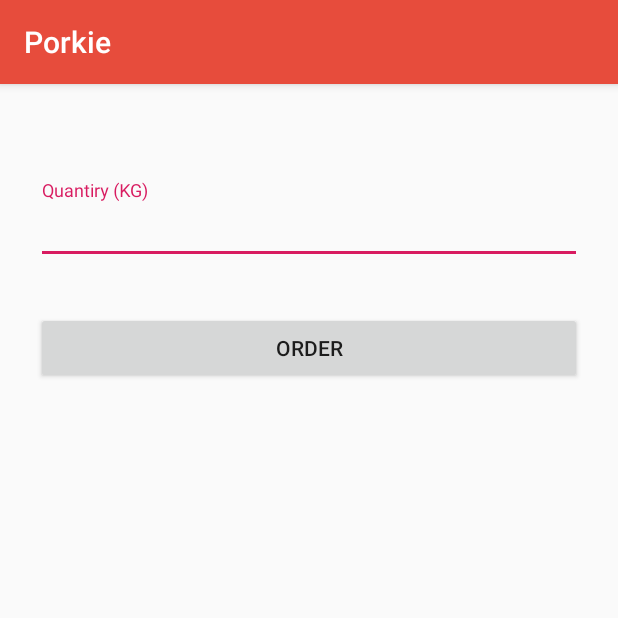
After one commit to xtianmpimbaza/porkie, an Android app: the fragment NewOrderFragment shown on its own in the app's theme, on a phone screen of 412 x 824 dp, the top half of it. The commit adds this screen. Run offline under Robolectric (Android 15) with nearby library versions, the phone set to English and light mode, and no system bars.

Commit message:
new order fragment

```diff
--- a/app/src/main/java/com/autosoftug/porkie/MainActivity.java
+++ b/app/src/main/java/com/autosoftug/porkie/MainActivity.java
@@ -77,8 +77,6 @@ public class MainActivity extends AppCompatActivity
         NavigationView navigationView = (NavigationView) findViewById(R.id.nav_view);
         navigationView.setNavigationItemSelectedListener(this);
 
-
-
     }
 
     @Override
--- /dev/null
+++ b/app/src/main/java/com/autosoftug/porkie/NewOrderFragment.java
@@ -0,0 +1,26 @@
+package com.autosoftug.porkie;
+
+
+import android.os.Bundle;
+import android.support.v4.app.Fragment;
+import android.view.LayoutInflater;
+import android.view.View;
+import android.view.ViewGroup;
+
+
+public class NewOrderFragment extends Fragment {
+
+
+    public NewOrderFragment() {
+        // Required empty public constructor
+    }
+
+
+    @Override
+    public View onCreateView(LayoutInflater inflater, ViewGroup container,
+                             Bundle savedInstanceState) {
+        // Inflate the layout for this fragment
+        return inflater.inflate(R.layout.fragment_new_order, container, false);
+    }
+
+}
--- /dev/null
+++ b/app/src/main/res/layout/fragment_new_order.xml
@@ -0,0 +1,56 @@
+<?xml version="1.0" encoding="utf-8"?>
+<RelativeLayout xmlns:android="http://schemas.android.com/apk/res/android"
+    android:layout_width="match_parent" android:layout_height="match_parent">
+
+    <!-- Login progress -->
+    <ProgressBar
+        android:id="@+id/login_progress"
+        style="?android:attr/progressBarStyleLarge"
+        android:layout_width="wrap_content"
+        android:layout_height="wrap_content"
+        android:layout_marginBottom="8dp"
+        android:visibility="gone" />
+
+    <ScrollView
+        xmlns:android="http://schemas.android.com/apk/res/android"
+        android:layout_width="fill_parent"
+        android:layout_height="fill_parent"
+        android:fitsSystemWindows="true">
+
+        <LinearLayout
+            android:orientation="vertical"
+            android:layout_width="match_parent"
+            android:layout_height="wrap_content"
+            android:paddingTop="56dp"
+            android:paddingLeft="24dp"
+            android:paddingRight="24dp">
+
+            <!--  Name Label -->
+            <android.support.design.widget.TextInputLayout
+                android:layout_width="match_parent"
+                android:layout_height="wrap_content"
+                android:layout_marginTop="8dp"
+                android:layout_marginBottom="8dp">
+
+                <EditText
+                    android:id="@+id/input_name"
+                    android:layout_width="match_parent"
+                    android:layout_height="wrap_content"
+                    android:hint="Quantiry (KG)"
+                    android:inputType="textCapWords" />
+            </android.support.design.widget.TextInputLayout>
+
+            <!-- Signup Button -->
+            <android.support.v7.widget.AppCompatButton
+                android:id="@+id/btn_signup"
+                android:layout_width="fill_parent"
+                android:layout_height="wrap_content"
+                android:layout_marginTop="24dp"
+                android:layout_marginBottom="24dp"
+                android:padding="12dp"
+                android:text="Order" />
+
+        </LinearLayout>
+    </ScrollView>
+
+</RelativeLayout>
```
